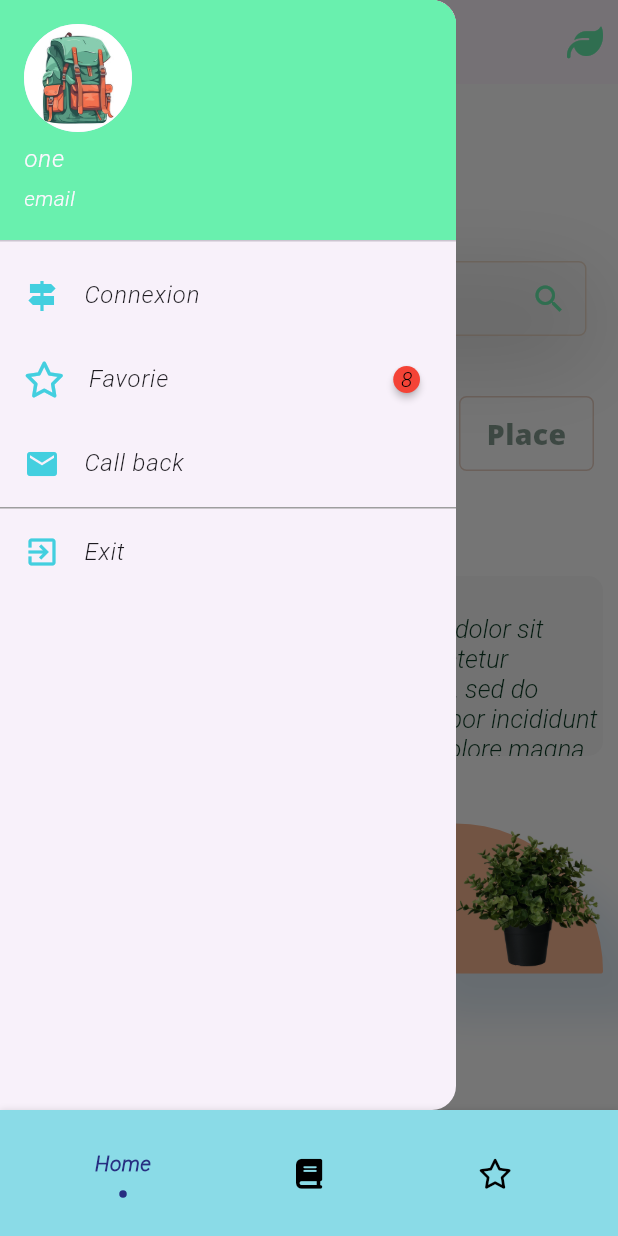
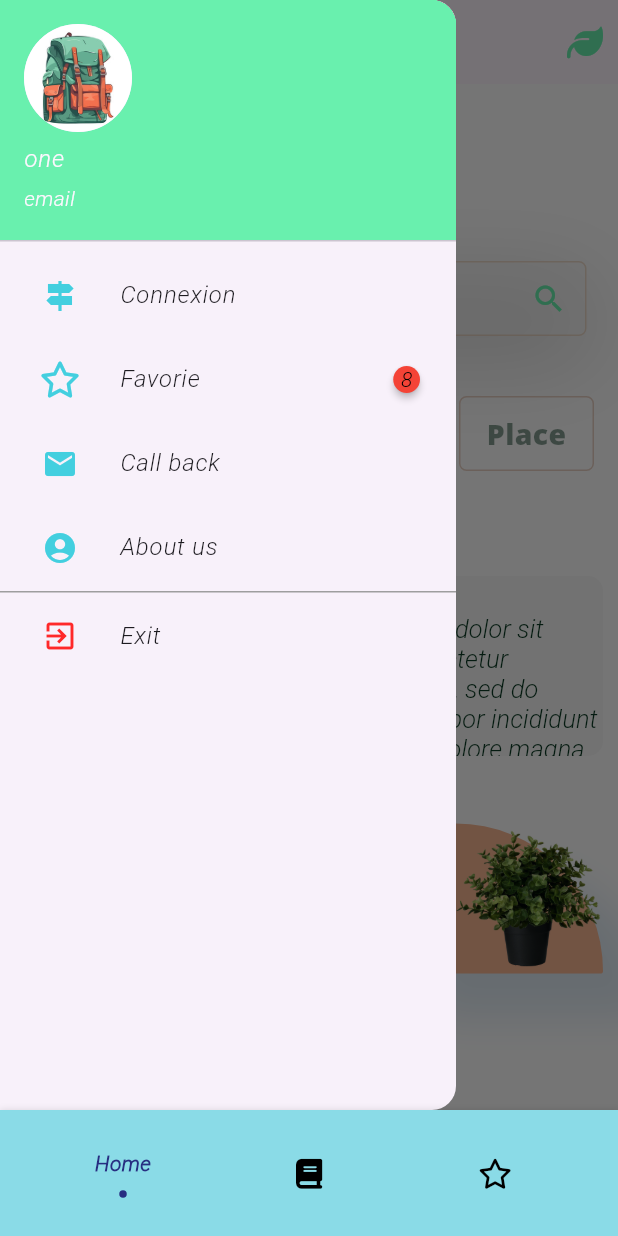
Before and after one commit to EmmanuelPeterse/greenlive, a Flutter app: the screen it shows after launch, with the side drawer open, on a phone screen of 412 x 824 dp. Run offline on Flutter 3.47's test engine with Material 2 defaults, Android fonts, the phone set to English and light mode, and no system bars; drawn by our look-alikes of badges, flashy_tab_bar2; our stand-ins replace flutter_riverpod, flutter_spinkit, font_awesome_flutter, get, google_sign_in; missing offline and left inert: validation_textformfield; Roboto replaces fonts that are missing (NotoSans-Black.ttf).

```diff
--- a/lib/repository/dashboard/dashboard_view_item/dashborditem/dashboarditem.dart
+++ b/lib/repository/dashboard/dashboard_view_item/dashborditem/dashboarditem.dart
@@ -23,7 +23,7 @@ class _DashboardItemState extends State<DashboardItem> {
 
     return Scaffold(
       backgroundColor: Colors.white,
-      drawer: const HearderNavBar(),
+      drawer:  HearderNavBar(),
       appBar: AppBar(
         // backgroundColor: Colors.greenAccent,
         bottomOpacity: 0.1,
--- a/lib/repository/header_navigation_bar/footer_navigation_bar.dart
+++ b/lib/repository/header_navigation_bar/footer_navigation_bar.dart
@@ -27,9 +27,9 @@ class _FooterNavatorBarState extends State<FooterNavatorBar> {
       selectedIndex: _selectIndex,
       iconSize: 30,
       items: [
-        FlashyTabBarItem(icon: FaIcon(FontAwesomeIcons.home), title: Text('Home')),
-        FlashyTabBarItem(icon:  FaIcon(FontAwesomeIcons.home), title: Text('Boock')),
-        FlashyTabBarItem(icon:  FaIcon(FontAwesomeIcons.home), title: Text('Persone')),
+        FlashyTabBarItem(icon: const FaIcon(FontAwesomeIcons.home), title: const Text('Home')),
+        FlashyTabBarItem(icon:  const FaIcon(FontAwesomeIcons.book), title: const Text('Boock')),
+        FlashyTabBarItem(icon:  const FaIcon(FontAwesomeIcons.star), title: const Text('Persone')),
 
 
       ], onItemSelected: (index) {
--- a/lib/repository/header_navigation_bar/hearderbarnavigation.dart
+++ b/lib/repository/header_navigation_bar/hearderbarnavigation.dart
@@ -5,13 +5,21 @@ import 'package:flutter_riverpod/flutter_riverpod.dart';
 import 'package:badges/badges.dart'as badges;
 import 'package:font_awesome_flutter/font_awesome_flutter.dart';
 import 'package:greenlive/connection/pageconnection.dart';
+import 'package:url_launcher/url_launcher.dart';
 
 class HearderNavBar extends ConsumerWidget{
-  const HearderNavBar({super.key});
+   HearderNavBar({super.key});
+
+  final Uri _uri = Uri.parse('https://blackligth965.wixsite.com/emmanuelpeters');
+  final Uri _uri1 = Uri.parse('mailto:blacklight965@gmail.com');
+
+
 
 
   @override
   Widget build(BuildContext context, WidgetRef ref) {
+
+
 
     return  Drawer(
       child: ListView(
@@ -29,32 +37,41 @@ class HearderNavBar extends ConsumerWidget{
 
           ListTile(
               title: const Text('Connexion'),
-              leading:const Icon(Icons.signpost_rounded,color: Color.fromARGB(255, 67, 207, 223),),
-              onTap: (){Navigator.push(context, MaterialPageRoute(builder: (context)=> PageConnexion()));},
+              leading:IconButton(onPressed: (){
+                Navigator.push(context, MaterialPageRoute(builder: (context)=> PageConnexion()));
+              }, icon: Icon(Icons.signpost_rounded,color: Color.fromARGB(255, 67, 207, 223),),)
             ),
+
+
 
              ListTile(
               title: const Text('Favorie'),
               trailing:const badges.Badge(
                 badgeContent: Text("8",style: TextStyle(color: Colors.black),)) ,
-              leading:const FaIcon(FontAwesomeIcons.star,color: Color.fromARGB(255, 67, 207, 223),),
-              onTap: (){},
+              leading: IconButton(onPressed: (){}, icon: FaIcon(FontAwesomeIcons.star,color: Color.fromARGB(255, 67, 207, 223),),)
+
             ),
-
-
 
 
             ListTile(
               title: const Text('Call back'),
-              leading:const Icon(Icons.email,color: Color.fromARGB(255, 67, 207, 223),),
+              leading: IconButton(onPressed: urlLuancher1, icon: Icon(Icons.email,color: Color.fromARGB(255, 67, 207, 223),),),
+
               onTap: (){},
             ),
+
+            ListTile(
+              title:  Text('About us'),
+              leading: IconButton(onPressed: urlLuancher, icon: Icon(Icons.account_circle,color: Color.fromARGB(255, 67, 207, 223),),),
+
+            ),
+
            const Divider(height: 3,color: Colors.grey,),
 
             ListTile(
               title: const Text('Exit'),
-              leading:const Icon(Icons.exit_to_app,color: Color.fromARGB(255, 67, 207, 223),),
-              onTap: (){},
+              leading: IconButton(onPressed: (){}, icon: Icon(Icons.exit_to_app,color: Color.fromARGB(255, 255, 41, 41),),)
+
             ),
 
         ],
@@ -62,4 +79,19 @@ class HearderNavBar extends ConsumerWidget{
     );
 
   }
+
+  Future<void> urlLuancher()async{
+    if(!await launchUrl(_uri)){
+      throw Exception('Url invalide $_uri');
+    }
+  }
+
+
+   Future<void> urlLuancher1()async{
+    if(!await launchUrl(_uri1)){
+      throw Exception('Url invalide $_uri1');
+    }
+  }
+
+
 }
--- a/pubspec.yaml
+++ b/pubspec.yaml
@@ -46,6 +46,10 @@ dependencies:
   firebase_core: ^2.14.0
   flashy_tab_bar2: ^0.0.6
   flutter_spinkit: ^5.2.0
+  provider: ^6.0.5
+  url_launcher: ^6.1.12
+  google_sign_in: ^6.1.4
+  get: ^4.6.5
 
 
 
```
Also changed, not shown: lib/connection/connectionitem/signup.dart (+43 -1 lines), lib/connection/controller/login_controller.dart (added, +12 -0 lines), lib/repository/dashboard/dashboard_view_item/dashborditem/learnitem.dart (+7 -3 lines), lib/connection/connection_service/authentification.dart (added).
